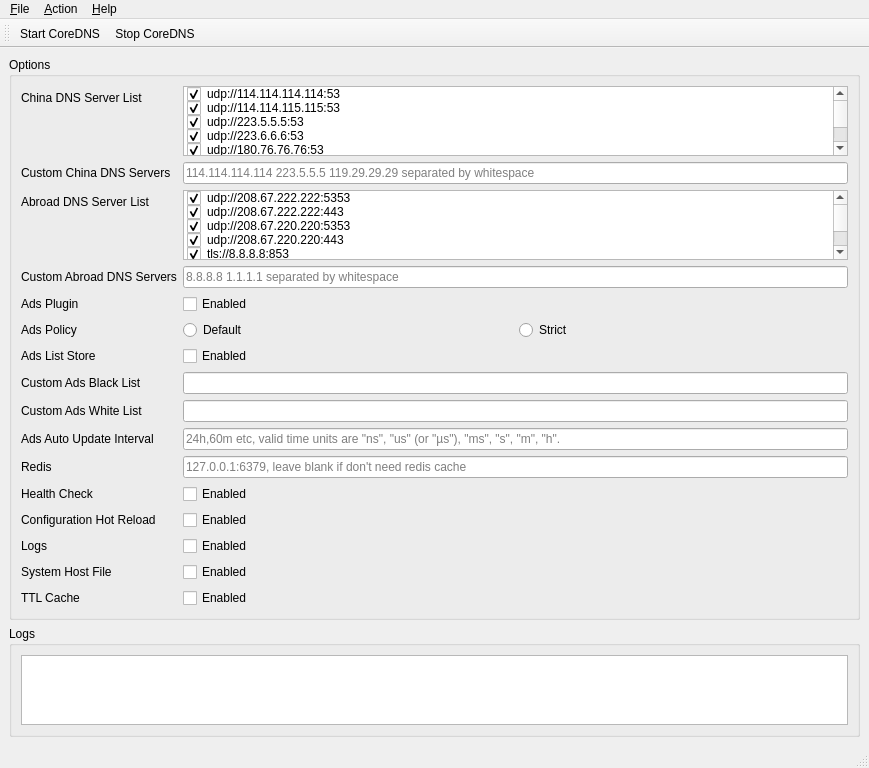
Old version of the form mainwindow.ui in the repository missdeer/corednshome.
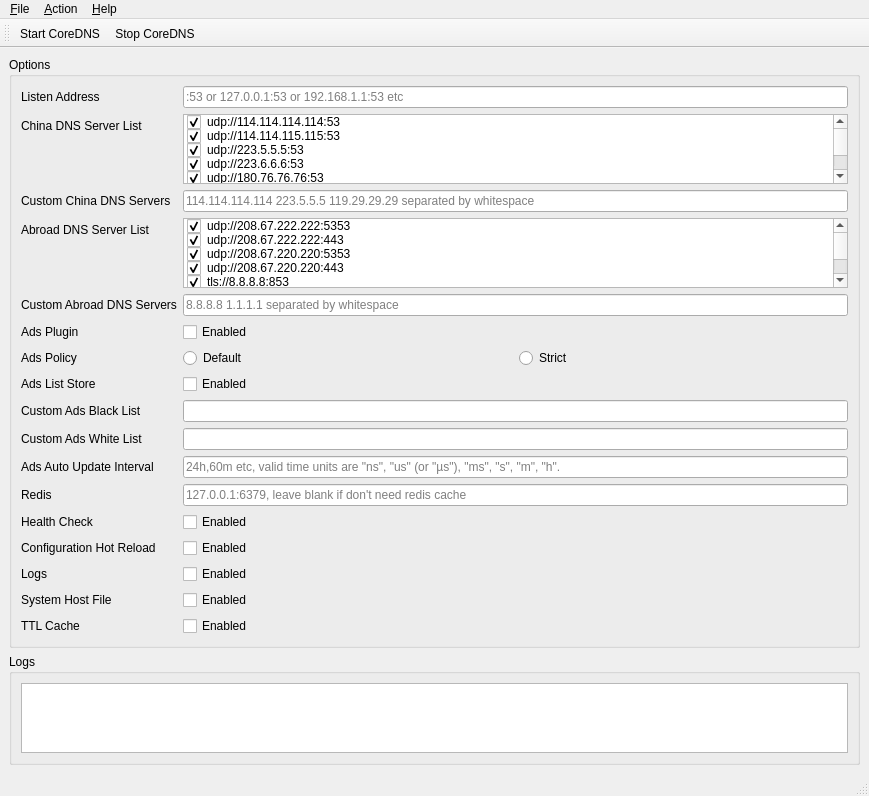
New version of the form. Icons and pictures are not drawn.

Commit message: (+)add listen address option

```diff
--- a/mainwindow.ui
+++ b/mainwindow.ui
@@ -25,14 +25,14 @@
        <string>Options</string>
       </property>
       <layout class="QFormLayout" name="formLayout">
-       <item row="0" column="0">
+       <item row="1" column="0">
         <widget class="QLabel" name="label_3">
          <property name="text">
           <string>China DNS Server List</string>
          </property>
         </widget>
        </item>
-       <item row="0" column="1">
+       <item row="1" column="1">
         <widget class="QListWidget" name="listChinaDNSServers">
          <item>
           <property name="text">
@@ -113,14 +113,14 @@
          </item>
         </widget>
        </item>
-       <item row="2" column="0">
+       <item row="3" column="0">
         <widget class="QLabel" name="label">
          <property name="text">
           <string>Custom China DNS Servers</string>
          </property>
         </widget>
        </item>
-       <item row="2" column="1">
+       <item row="3" column="1">
         <widget class="QLineEdit" name="edtChinaDNSServers">
          <property name="inputMask">
           <string/>
@@ -133,14 +133,14 @@
          </property>
         </widget>
        </item>
-       <item row="3" column="0">
+       <item row="4" column="0">
         <widget class="QLabel" name="label_2">
          <property name="text">
           <string>Abroad DNS Server List</string>
          </property>
         </widget>
        </item>
-       <item row="3" column="1">
+       <item row="4" column="1">
         <widget class="QListWidget" name="listAbroadDNSServer">
          <item>
           <property name="text">
@@ -245,126 +245,126 @@
          </item>
         </widget>
        </item>
-       <item row="13" column="0">
+       <item row="14" column="0">
         <widget class="QLabel" name="label_5">
          <property name="text">
           <string>Redis</string>
          </property>
         </widget>
        </item>
-       <item row="13" column="1">
+       <item row="14" column="1">
         <widget class="QLineEdit" name="edtRedis">
          <property name="placeholderText">
           <string>127.0.0.1:6379, leave blank if don't need redis cache</string>
          </property>
         </widget>
        </item>
-       <item row="16" column="1">
+       <item row="17" column="1">
         <widget class="QCheckBox" name="cbLogs">
          <property name="text">
           <string>Enabled</string>
          </property>
         </widget>
        </item>
-       <item row="14" column="1">
-        <widget class="QCheckBox" name="cbHealthCheck">
-         <property name="text">
-          <string>Enabled</string>
-         </property>
-        </widget>
-       </item>
        <item row="15" column="1">
+        <widget class="QCheckBox" name="cbHealthCheck">
+         <property name="text">
+          <string>Enabled</string>
+         </property>
+        </widget>
+       </item>
+       <item row="16" column="1">
         <widget class="QCheckBox" name="cbConfigurationHotReload">
          <property name="text">
           <string>Enabled</string>
          </property>
         </widget>
        </item>
-       <item row="17" column="1">
-        <widget class="QCheckBox" name="cbSystemHostFile">
-         <property name="text">
-          <string>Enabled</string>
-         </property>
-        </widget>
-       </item>
        <item row="18" column="1">
+        <widget class="QCheckBox" name="cbSystemHostFile">
+         <property name="text">
+          <string>Enabled</string>
+         </property>
+        </widget>
+       </item>
+       <item row="19" column="1">
         <widget class="QCheckBox" name="cbTTLCache">
          <property name="text">
           <string>Enabled</string>
          </property>
         </widget>
        </item>
-       <item row="14" column="0">
+       <item row="15" column="0">
         <widget class="QLabel" name="label_7">
          <property name="text">
           <string>Health Check</string>
          </property>
         </widget>
        </item>
-       <item row="15" column="0">
+       <item row="16" column="0">
         <widget class="QLabel" name="label_8">
          <property name="text">
           <string>Configuration Hot Reload</string>
          </property>
         </widget>
        </item>
-       <item row="16" column="0">
+       <item row="17" column="0">
         <widget class="QLabel" name="label_9">
          <property name="text">
           <string>Logs</string>
          </property>
         </widget>
        </item>
-       <item row="17" column="0">
+       <item row="18" column="0">
         <widget class="QLabel" name="label_10">
          <property name="text">
           <string>System Host File</string>
          </property>
         </widget>
        </item>
-       <item row="18" column="0">
+       <item row="19" column="0">
         <widget class="QLabel" name="label_11">
          <property name="text">
           <string>TTL Cache</string>
          </property>
         </widget>
        </item>
-       <item row="5" column="0">
+       <item row="6" column="0">
         <widget class="QLabel" name="label_4">
          <property name="text">
           <string>Custom Abroad DNS Servers</string>
          </property>
         </widget>
        </item>
-       <item row="5" column="1">
+       <item row="6" column="1">
         <widget class="QLineEdit" name="edtAbroadDNSServers">
          <property name="placeholderText">
           <string>8.8.8.8 1.1.1.1 separated by whitespace</string>
          </property>
         </widget>
        </item>
-       <item row="6" column="0">
+       <item row="7" column="0">
         <widget class="QLabel" name="label_6">
          <property name="text">
           <string>Ads Plugin</string>
          </property>
         </widget>
        </item>
-       <item row="6" column="1">
+       <item row="7" column="1">
         <widget class="QCheckBox" name="cbAdsPlugin">
          <property name="text">
           <string>Enabled</string>
          </property>
         </widget>
        </item>
-       <item row="7" column="0">
+       <item row="8" column="0">
         <widget class="QLabel" name="label_12">
          <property name="text">
           <string>Ads Policy</string>
          </property>
         </widget>
        </item>
-       <item row="7" column="1">
+       <item row="8" column="1">
         <layout class="QHBoxLayout" name="horizontalLayout">
          <item>
           <widget class="QRadioButton" name="rbDefaultAdsPolicy">
@@ -382,54 +382,68 @@
          </item>
         </layout>
        </item>
-       <item row="8" column="0">
+       <item row="9" column="0">
         <widget class="QLabel" name="label_13">
          <property name="text">
           <string>Ads List Store</string>
          </property>
         </widget>
        </item>
-       <item row="8" column="1">
+       <item row="9" column="1">
         <widget class="QCheckBox" name="cbAdsListStore">
          <property name="text">
           <string>Enabled</string>
          </property>
         </widget>
        </item>
-       <item row="9" column="0">
+       <item row="10" column="0">
         <widget class="QLabel" name="label_14">
          <property name="text">
           <string>Custom Ads Black List</string>
          </property>
         </widget>
        </item>
-       <item row="9" column="1">
+       <item row="10" column="1">
         <widget class="QLineEdit" name="edtAdsBlackList"/>
        </item>
-       <item row="10" column="0">
+       <item row="11" column="0">
         <widget class="QLabel" name="label_15">
          <property name="text">
           <string>Custom Ads White List</string>
          </property>
         </widget>
        </item>
-       <item row="10" column="1">
+       <item row="11" column="1">
         <widget class="QLineEdit" name="edtAdsWhiteList"/>
        </item>
-       <item row="11" column="0">
+       <item row="12" column="0">
         <widget class="QLabel" name="label_16">
          <property name="text">
           <string>Ads Auto Update Interval</string>
          </property>
         </widget>
        </item>
-       <item row="11" column="1">
+       <item row="12" column="1">
         <widget class="QLineEdit" name="edtAdsAutoUpdateInterval">
          <property name="placeholderText">
           <string>24h,60m etc, valid time units are &quot;ns&quot;, &quot;us&quot; (or &quot;µs&quot;), &quot;ms&quot;, &quot;s&quot;, &quot;m&quot;, &quot;h&quot;. </string>
          </property>
         </widget>
        </item>
+       <item row="0" column="0">
+        <widget class="QLabel" name="label_17">
+         <property name="text">
+          <string>Listen Address</string>
+         </property>
+        </widget>
+       </item>
+       <item row="0" column="1">
+        <widget class="QLineEdit" name="lineEdit">
+         <property name="placeholderText">
+          <string>:53 or 127.0.0.1:53 or 192.168.1.1:53 etc</string>
+         </property>
+        </widget>
+       </item>
       </layout>
      </widget>
     </item>
```
The commit also changes 1 other file.
